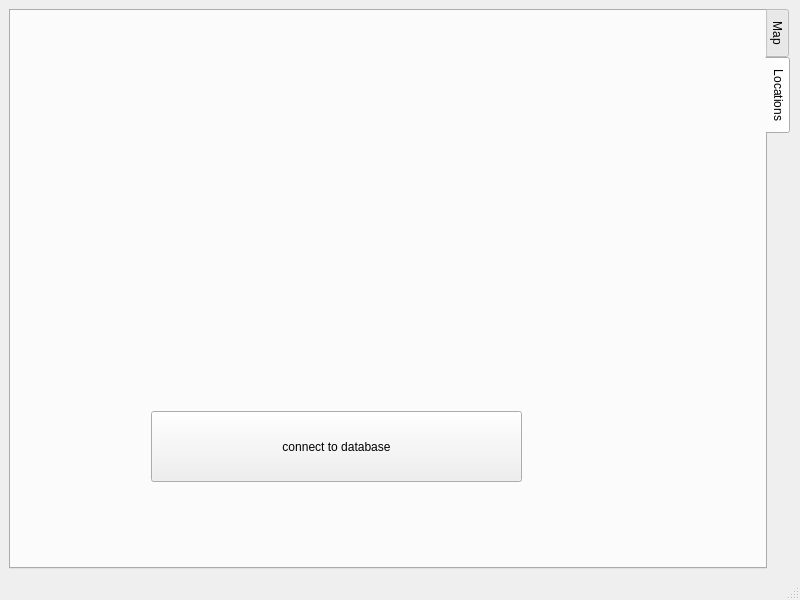
First picture: the form in MapQtProject/mainwindow.ui, repository arisaghafari/Map_QtProject, before the edit.
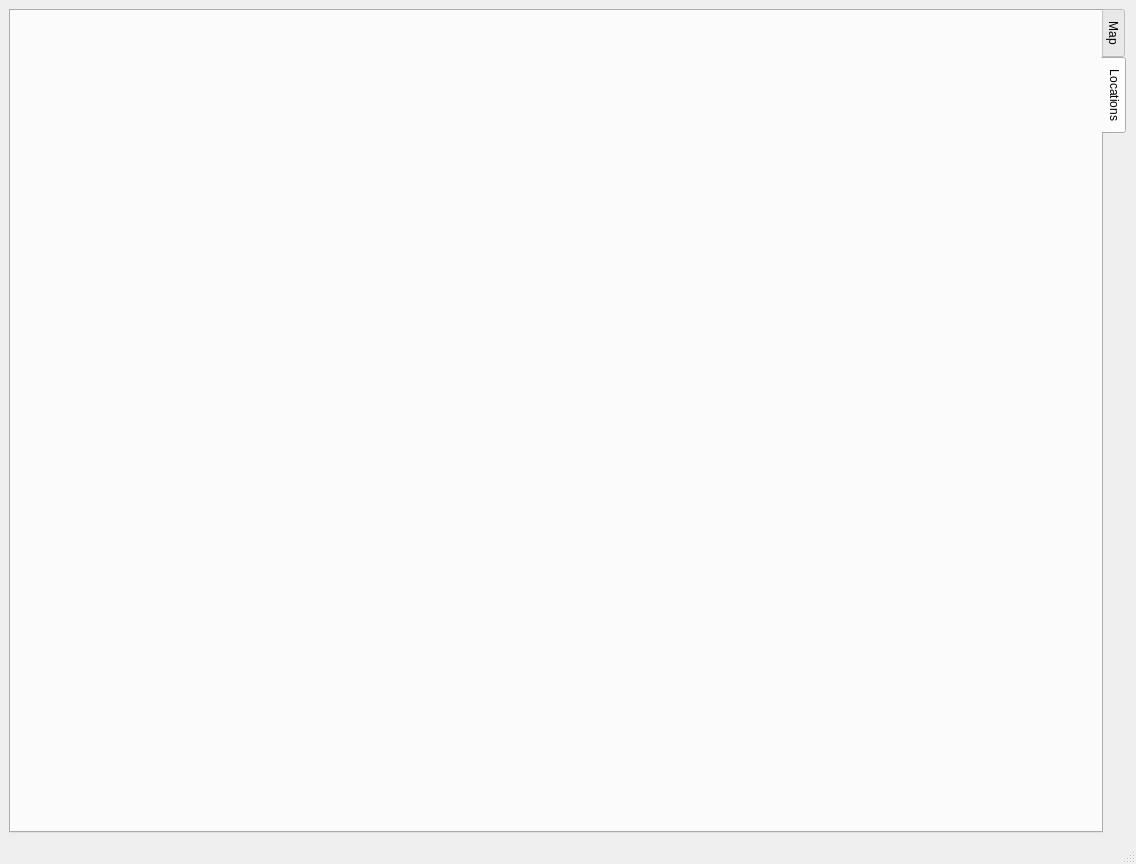
Second picture: the form after the edit. The open tabs and pages were chosen to show the change.

The edit to the form file:
```diff
--- a/MapQtProject/mainwindow.ui
+++ b/MapQtProject/mainwindow.ui
@@ -6,8 +6,8 @@
    <rect>
     <x>0</x>
     <y>0</y>
-    <width>800</width>
-    <height>600</height>
+    <width>1136</width>
+    <height>864</height>
    </rect>
   </property>
   <property name="windowTitle">
@@ -19,6 +19,9 @@
      <layout class="QVBoxLayout" name="verticalLayout">
       <item>
        <widget class="QTabWidget" name="tabWidget">
+        <property name="enabled">
+         <bool>true</bool>
+        </property>
         <property name="tabPosition">
          <enum>QTabWidget::East</enum>
         </property>
@@ -39,19 +42,7 @@
          <attribute name="title">
           <string>Locations</string>
          </attribute>
-         <widget class="QPushButton" name="pushButton">
-          <property name="geometry">
-           <rect>
-            <x>140</x>
-            <y>400</y>
-            <width>371</width>
-            <height>71</height>
-           </rect>
-          </property>
-          <property name="text">
-           <string>connect to database</string>
-          </property>
-         </widget>
+         <layout class="QHBoxLayout" name="horizontalLayout_3"/>
         </widget>
        </widget>
       </item>
```
Left out of the diff: 4 changed lines with no effect on the pictures.
